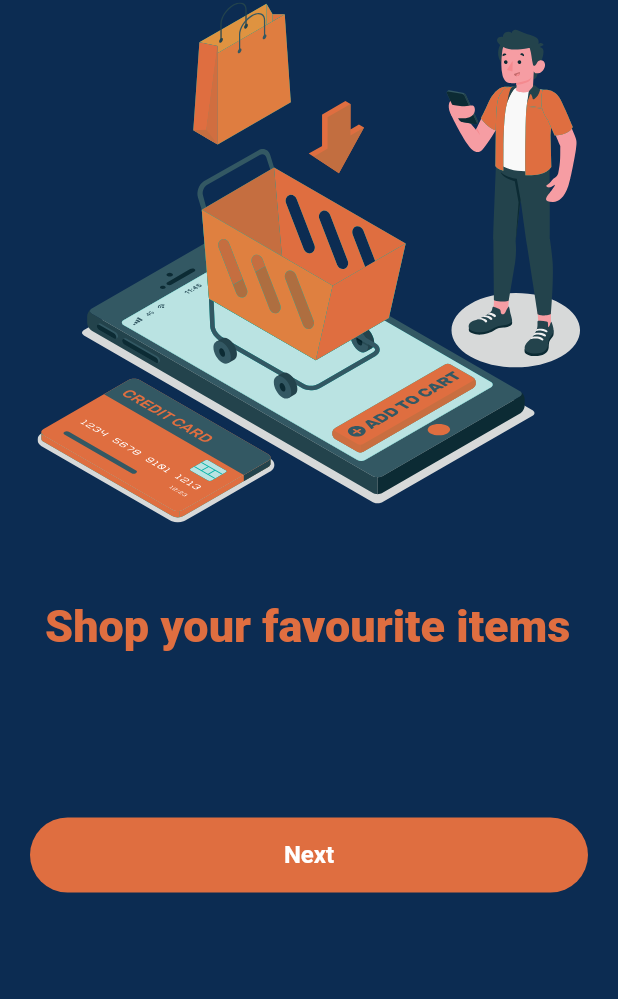
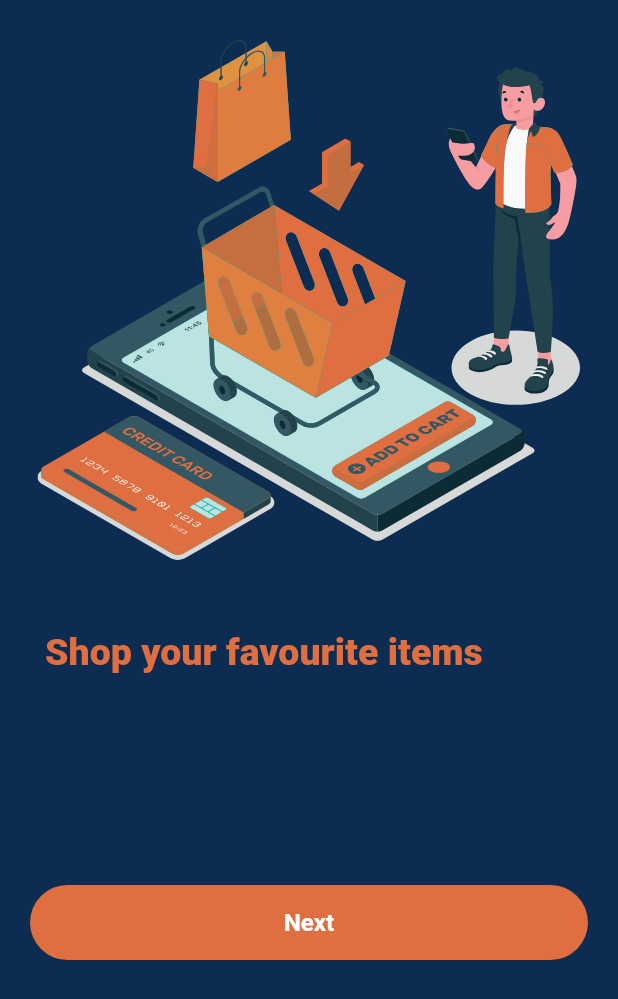
Before and after one commit to Kodrillar/Intola, a Flutter app: the OnboardingScreen screen opened by its route, on a phone screen of 412 x 824 dp. Shown: the top 999 px of the screen. Run offline on Flutter 3.47's test engine with Material 2 defaults, Android fonts, the phone set to English and light mode, and no system bars; our stand-ins replace cached_network_image, carousel_slider, flutter_riverpod, flutter_secure_storage, flutter_svg, image_picker; missing offline and left inert: flutterwave_standard; accounts and stored records are empty.

Commit message:
fix: overlapping onboarding text

```diff
--- a/client/lib/src/app.dart
+++ b/client/lib/src/app.dart
@@ -28,7 +28,7 @@ class IntolaApp extends StatelessWidget {
           systemOverlayStyle: SystemUiOverlayStyle.dark,
         ),
       ),
-      initialRoute: LoginScreen.id,
+      initialRoute: OnboardingScreen.id,
       routes: {
         OnboardingScreen.id: (context) => const OnboardingScreen(),
         SignUpScreen.id: (context) => const SignUpScreen(),
--- a/client/lib/src/features/user_onboarding/presentation/screen/onboarding_screen.dart
+++ b/client/lib/src/features/user_onboarding/presentation/screen/onboarding_screen.dart
@@ -1,4 +1,5 @@
 import 'package:flutter/material.dart';
+import 'package:flutter/services.dart';
 import 'package:flutter_svg/flutter_svg.dart';
 import 'package:intola/src/features/auth/presentation/screen/sign_up/sign_up_screen.dart';
 import 'package:intola/src/features/user_onboarding/domain/model/onboarding_screen_model.dart';
@@ -35,7 +36,10 @@ class _OnboardingScreenState extends State<OnboardingScreen> {
   @override
   Widget build(BuildContext context) {
     return Scaffold(
-      body: PageView.builder(
+      backgroundColor: kDarkBlue,
+      body: AnnotatedRegion<SystemUiOverlayStyle>(
+        value: SystemUiOverlayStyle.light,
+        child: PageView.builder(
           onPageChanged: (newValue) {
             setState(() {
               pageIndex = newValue;
@@ -46,6 +50,7 @@ class _OnboardingScreenState extends State<OnboardingScreen> {
           itemBuilder: (context, index) => _buildOnboardingScreen(
             OnboardingScreenModel.svgPicture[index],
             OnboardingScreenModel.onboardingText[index],
+          ),
         ),
       ),
     );
@@ -59,25 +64,30 @@ class _OnboardingScreenState extends State<OnboardingScreen> {
         // mainAxisAlignment: MainAxisAlignment.spaceEvenly,
         children: [
           Container(
-            margin: const EdgeInsets.symmetric(horizontal: 25),
+            margin: const EdgeInsets.symmetric(
+              horizontal: 25,
+              vertical: 25,
+            ),
             height: 350,
             child: SvgPicture.asset(
               "assets/onboardingSvg/" + svg,
             ),
           ),
-          const SizedBox(height: 50),
-          Padding(
-            padding: const EdgeInsets.symmetric(horizontal: 30),
+          const SizedBox(height: 20),
+          Container(
+            height: 120,
+            //  color: Colors.red,
+            margin: const EdgeInsets.symmetric(horizontal: 30),
             child: Text(
               onboardingText,
               style: const TextStyle(
-                fontSize: 30,
+                fontSize: 25,
                 fontWeight: FontWeight.w800,
                 color: kDarkOrange,
               ),
             ),
           ),
-          const SizedBox(height: 110),
+          const SizedBox(height: 50),
           pageIndex == OnboardingScreenModel.svgPicture.length - 5
               ? CustomRoundButton(
                   onTap: () {
```
Lines whose indentation alone changed are shown as unchanged.
